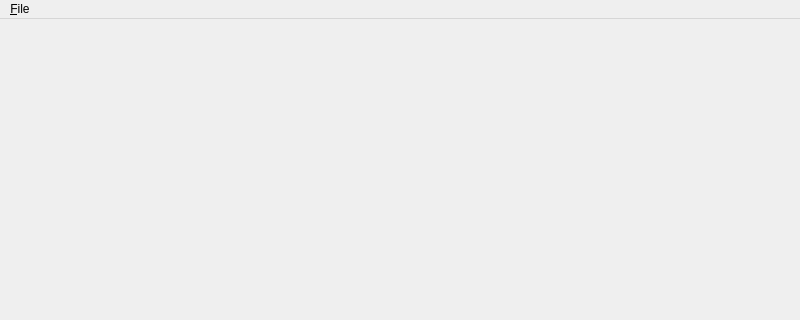
vivisuke/TestCMake, file TestCMake/mainwindow.ui: the form before one commit; both pictures show x 0 to 800 and y 0 to 320 of the 800 by 600 pixel window.
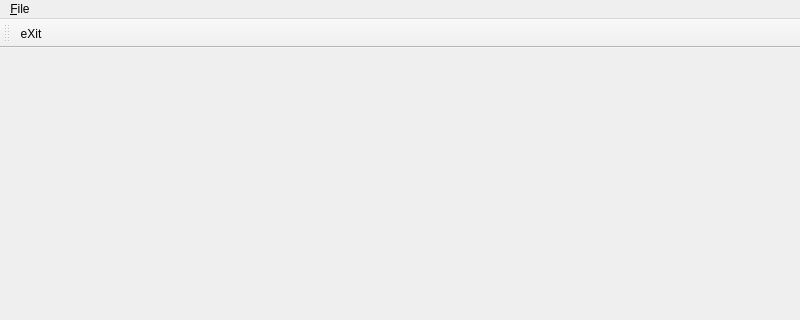
The form after the commit. Icons and pictures are not drawn.

Commit message: 0003 ◎ C 04/13 04/20 0001│ToDo│File > eXit：アイコン表示 0004 ◎ C 04/13 04/20 0001│ToDo│image/exit_...png 追加 ＆ リソース登録

Diff of the .ui file:
```diff
--- a/TestCMake/mainwindow.ui
+++ b/TestCMake/mainwindow.ui
@@ -32,6 +32,18 @@
    <addaction name="menu_File"/>
   </widget>
   <widget class="QStatusBar" name="statusbar"/>
+  <widget class="QToolBar" name="toolBar">
+   <property name="windowTitle">
+    <string>toolBar</string>
+   </property>
+   <attribute name="toolBarArea">
+    <enum>TopToolBarArea</enum>
+   </attribute>
+   <attribute name="toolBarBreak">
+    <bool>false</bool>
+   </attribute>
+   <addaction name="action_Exit"/>
+  </widget>
   <action name="action_Exit">
    <property name="text">
     <string>e&amp;Xit</string>
```
Left out of the diff: 8 changed lines with no effect on the pictures. The commit also changes 4 other files.
